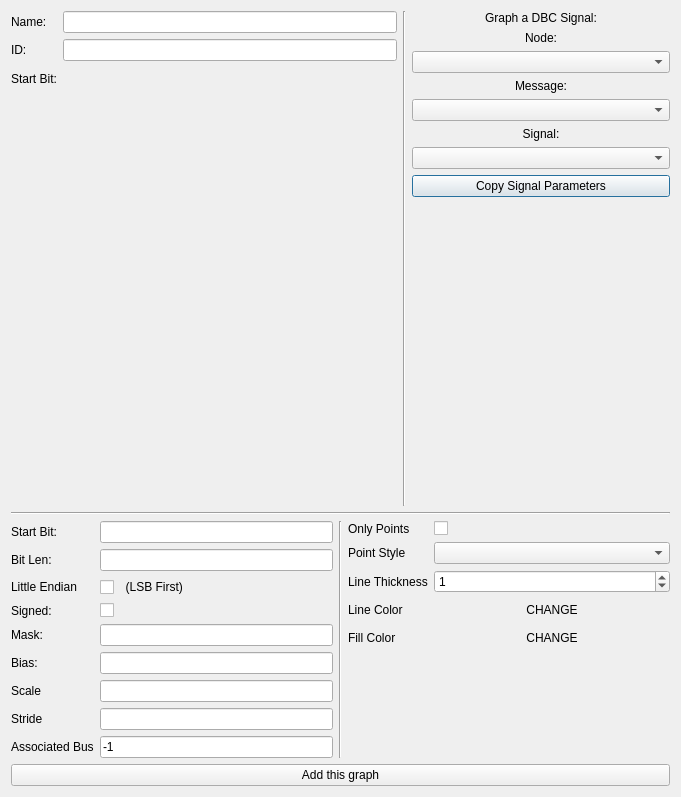
Above: ui/newgraphdialog.ui from collin80/SavvyCAN before the change. Below: the same form after it.
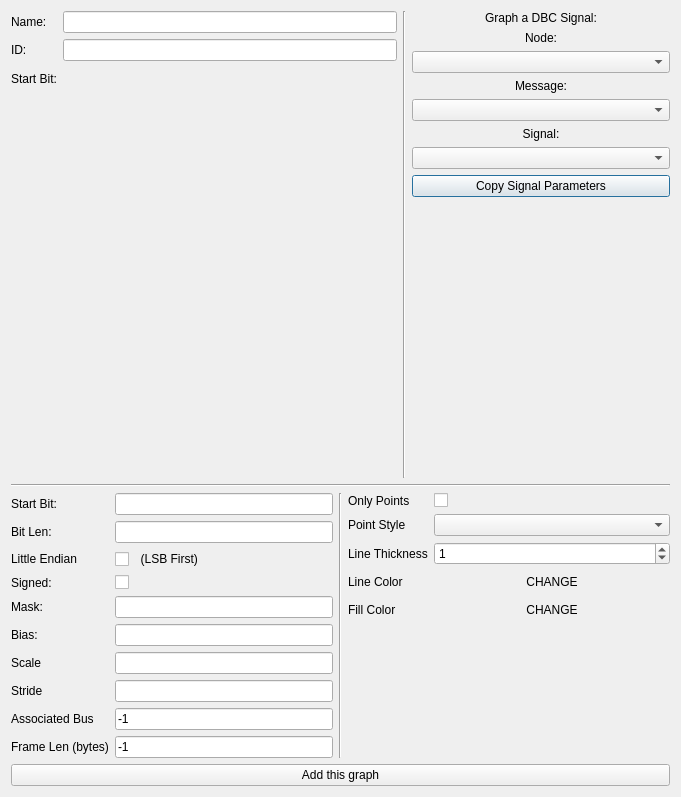
That is the form after the change. Custom widgets are drawn as their Qt base class.

Commit message: Add frame length filter to graph settings

The edit to the form file:
```diff
--- a/ui/newgraphdialog.ui
+++ b/ui/newgraphdialog.ui
@@ -292,6 +292,20 @@
          </property>
         </widget>
        </item>
+       <item row="9" column="0">
+        <widget class="QLabel" name="label_framelen">
+         <property name="text">
+          <string>Frame Len (bytes)</string>
+         </property>
+        </widget>
+       </item>
+       <item row="9" column="1">
+        <widget class="QLineEdit" name="editFrameLen">
+         <property name="text">
+          <string>-1</string>
+         </property>
+        </widget>
+       </item>
       </layout>
      </item>
      <item>
```
The commit also changes 3 other files.
